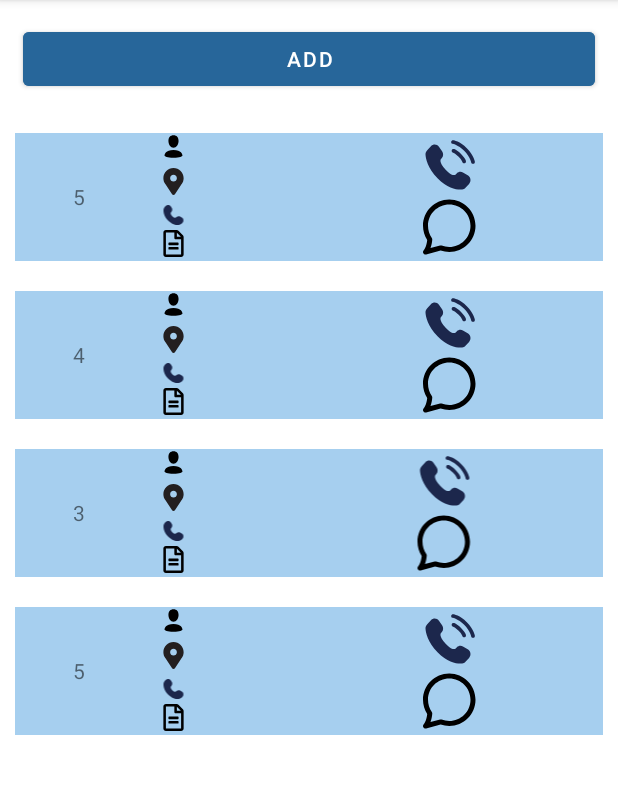
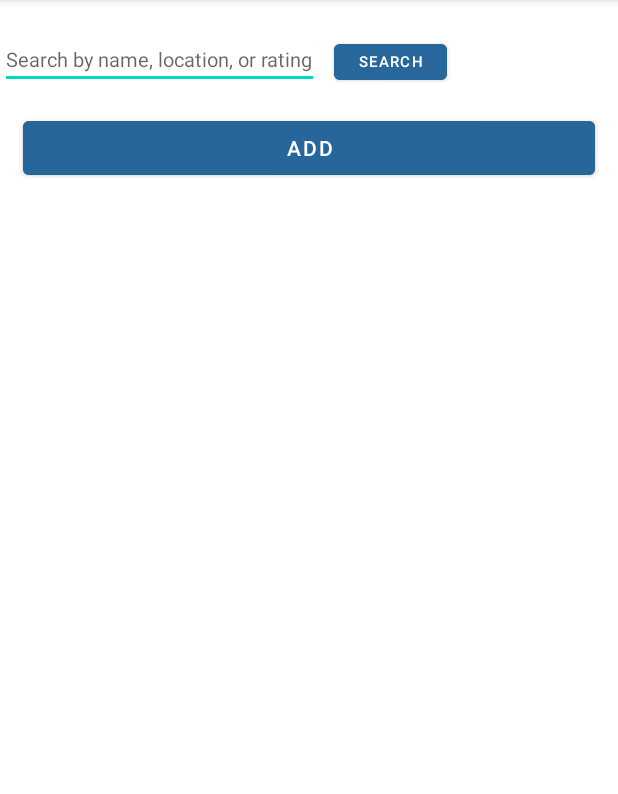
Before and after one commit to aizakhurram/RecyclerView_Assignment2, an Android app: the screen it shows after launch (MainActivity), on a phone screen of 412 x 824 dp, the part 84-878 px from its top. Run offline under Robolectric (Android 15) with nearby library versions, the phone set to English and light mode, and no system bars.

Commit message:
added filter functionality using search bar

```diff
--- a/Assignment2/app/src/main/java/com/example/assignment2/MainActivity.java
+++ b/Assignment2/app/src/main/java/com/example/assignment2/MainActivity.java
@@ -7,9 +7,13 @@ import androidx.recyclerview.widget.RecyclerView;
 import android.content.Intent;
 import android.content.SharedPreferences;
 import android.os.Bundle;
+import android.util.Log;
+import android.view.KeyEvent;
 import android.view.View;
+import android.view.inputmethod.EditorInfo;
 import android.widget.Button;
 import android.widget.EditText;
+import android.widget.TextView;
 
 import java.util.ArrayList;
 
@@ -18,9 +22,10 @@ public class MainActivity extends AppCompatActivity {
     RecyclerView rvRestaurants;
     RestaurantAdapter myAdapter;
     ArrayList<Restaurant> list;
-    Button btnAddNewRestaurant ,btnRegister;
-    EditText etName, etLocation, etRating, etPhone, etDescription;
+    Button btnAddNewRestaurant ,btnRegister, btnSearch;
+    EditText etName, etLocation, etRating, etPhone, etDescription, etSearch;
     View register;
+
 
     @Override
     protected void onCreate(Bundle savedInstanceState) {
@@ -30,10 +35,11 @@ public class MainActivity extends AppCompatActivity {
         init();
 
         rvRestaurants.setHasFixedSize(true);
+
+        // Initialize adapter with the original list
         myAdapter = new RestaurantAdapter(list);
 
         rvRestaurants.setLayoutManager(new LinearLayoutManager(this));
-        //rvChats.setLayoutManager(new GridLayoutManager(this,4));
         rvRestaurants.setAdapter(myAdapter);
 
         loadDataFromSharedPreferences();
@@ -41,17 +47,21 @@ public class MainActivity extends AppCompatActivity {
         btnAddNewRestaurant.setOnClickListener(new View.OnClickListener() {
             @Override
             public void onClick(View v) {
-
                 Intent intent = new Intent(MainActivity.this, Registration.class);
                 startActivity(intent);
                 finish();
             }
         });
 
-
-
+        btnSearch.setOnClickListener(new View.OnClickListener() {
+            @Override
+            public void onClick(View v) {
+                String query = etSearch.getText().toString().trim();
+                Log.d("MainActivity", "Search query: " + query);
+                filterList(query);
+            }
+        });
     }
-
     private void init()
     {
         list = new ArrayList<>();
@@ -62,7 +72,23 @@ public class MainActivity extends AppCompatActivity {
 
         rvRestaurants = findViewById(R.id.rvRestaurants);
         btnAddNewRestaurant = findViewById(R.id.btnAddNewRestaurant);
+        etSearch = findViewById(R.id.etSearch);
 
+        btnSearch = findViewById(R.id.btnSearch);
+
+    }
+    private void filterList(String query) {
+        ArrayList<Restaurant> filteredList = new ArrayList<>();
+        for (Restaurant restaurant : list) {
+            if (restaurant.getName().toLowerCase().contains(query.toLowerCase()) ||
+                    restaurant.getLocation().toLowerCase().contains(query.toLowerCase()) ||
+                    restaurant.getRating().equals(query)) {
+
+                filteredList.add(restaurant);
+            }
+        }
+
+        myAdapter.filterList(filteredList);
     }
 
     private void loadDataFromSharedPreferences() {
--- a/Assignment2/app/src/main/java/com/example/assignment2/RestaurantAdapter.java
+++ b/Assignment2/app/src/main/java/com/example/assignment2/RestaurantAdapter.java
@@ -1,5 +1,6 @@
 package com.example.assignment2;
 
+import android.util.Log;
 import android.view.LayoutInflater;
 import android.view.View;
 import android.view.ViewGroup;
@@ -17,9 +18,11 @@ import java.util.ArrayList;
 public class RestaurantAdapter extends RecyclerView.Adapter<RestaurantAdapter.ViewHolder> {
 
     ArrayList<Restaurant> restaurants;
+    private ArrayList<Restaurant> filteredList;
     public RestaurantAdapter(ArrayList<Restaurant> list)
     {
         restaurants = list;
+        filteredList = new ArrayList<>();
     }
 
     @NonNull
@@ -34,16 +37,22 @@ public class RestaurantAdapter extends RecyclerView.Adapter<RestaurantAdapter.Vi
 
     @Override
     public void onBindViewHolder(@NonNull ViewHolder holder, int position) {
-        holder.tvContactName.setText(restaurants.get(position).getName());
-        holder.tvPhone.setText(restaurants.get(position).getPhone());
-        holder.tvLocation.setText(restaurants.get(position).getLocation());
-        holder.tvDescription.setText(restaurants.get(position).getLocation());
-        holder.tvRating.setText(restaurants.get(position).getRating());
+        Restaurant restaurant = filteredList.get(position);
+        holder.tvContactName.setText(restaurant.getName());
+        holder.tvPhone.setText(restaurant.getPhone());
+        holder.tvLocation.setText(restaurant.getLocation());
+        holder.tvDescription.setText(restaurant.getDescription());
+        holder.tvRating.setText(restaurant.getRating());
+    }
+    public void filterList(ArrayList<Restaurant> filteredList) {
+        this.filteredList.clear();
+        this.filteredList.addAll(filteredList);
+        notifyDataSetChanged();
     }
 
     @Override
     public int getItemCount() {
-        return restaurants.size();
+        return this.filteredList.size();
     }
 
     public static class ViewHolder extends RecyclerView.ViewHolder
--- a/Assignment2/app/src/main/res/layout/activity_main.xml
+++ b/Assignment2/app/src/main/res/layout/activity_main.xml
@@ -12,6 +12,36 @@
         android:layout_height="match_parent"
         android:orientation="vertical"
         tools:context=".MainActivity">
+    <LinearLayout
+        android:layout_width="match_parent"
+        android:layout_height="match_parent"
+        android:orientation="horizontal"
+
+        tools:context=".MainActivity">
+        <EditText
+            android:id="@+id/etSearch"
+            android:layout_width="wrap_content"
+            android:layout_height="wrap_content"
+            android:hint="@string/search"
+            android:layout_marginTop="20dp"
+            android:inputType="text"
+            android:textSize="13sp"
+
+            />
+
+        <Button
+            android:id="@+id/btnSearch"
+            android:layout_width="75dp"
+            android:layout_height="36dp"
+            android:layout_marginLeft="10dp"
+            android:layout_marginTop="20dp"
+            android:backgroundTint="#27679B"
+            android:text="Search"
+            android:textSize="10sp"
+
+
+            />
+    </LinearLayout>
 
         <Button
             android:layout_width="match_parent"
--- a/Assignment2/app/src/main/res/values/strings.xml
+++ b/Assignment2/app/src/main/res/values/strings.xml
@@ -10,4 +10,5 @@
     <string name="rating_1_5">Rating (1-5)</string>
     <string name="register">Register</string>
     <string name="back">Back</string>
+    <string name="search">Search by name, location, or rating</string>
 </resources>
```
Also changed, not shown: Assignment2/app/src/main/res/drawable/search.xml (added, +10 -0 lines).
